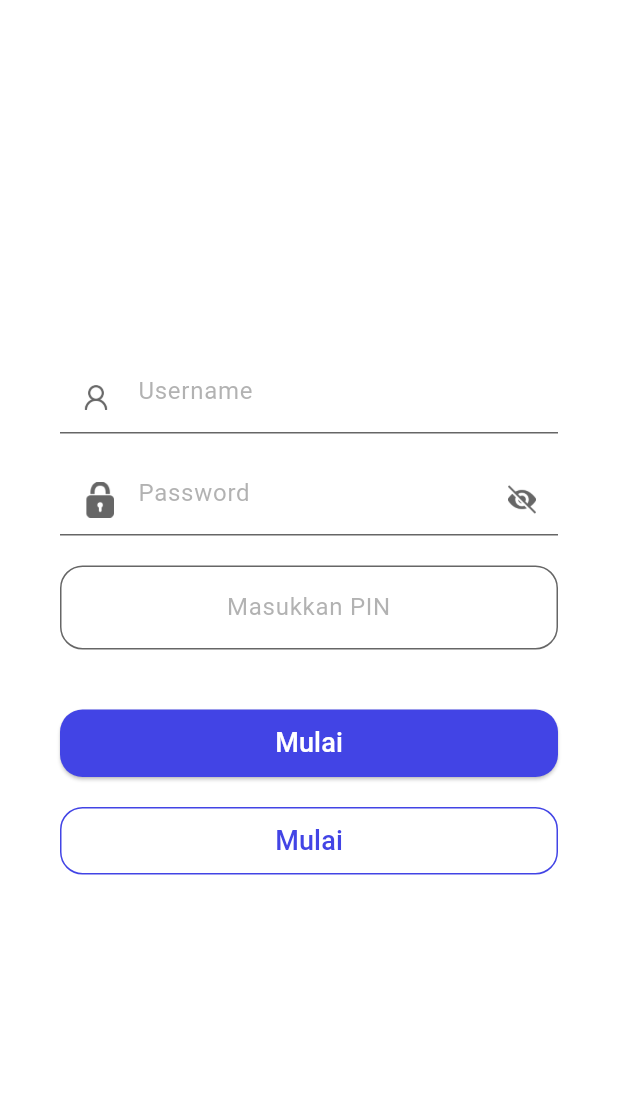
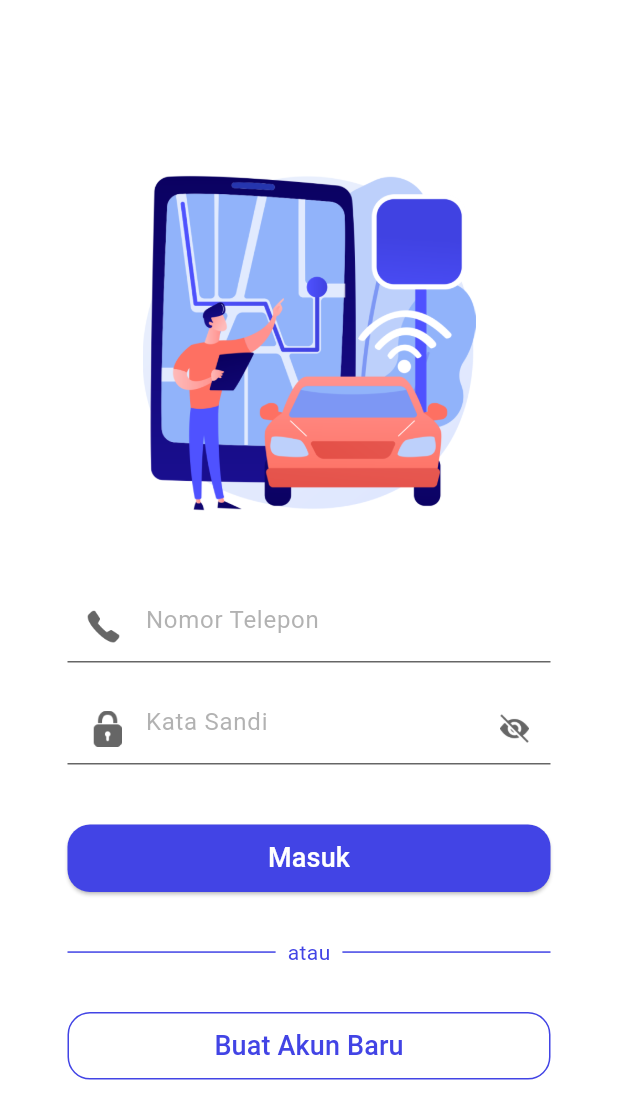
Before and after one commit to fauzan2720/smart-parking, a Flutter app: the screen it shows after launch, after a tap on "Mulai", on a phone screen of 412 x 824 dp. Shown: the top 1119 px of the screen. Run offline on Flutter 3.47's test engine with Material 2 defaults, Android fonts, the light colour scheme and no system bars; our stand-ins replace get_it.

Commit message:
complete progress slicing ui

```diff
--- /dev/null
+++ b/lib/features/auth/presentation/pages/login_page.dart
@@ -0,0 +1,97 @@
+import 'package:flutter/material.dart';
+import 'package:smart_parking/core.dart';
+import 'package:smart_parking/features/auth/presentation/pages/register_page.dart';
+import 'package:smart_parking/features/auth/presentation/widgets/divider_text.dart';
+
+class LoginPage extends StatefulWidget {
+  const LoginPage({super.key});
+
+  @override
+  State<LoginPage> createState() => _LoginPageState();
+}
+
+class _LoginPageState extends State<LoginPage> {
+  GlobalKey<FormState> formKey = GlobalKey<FormState>();
+  final TextEditingController phoneController = TextEditingController();
+  final TextEditingController passwordController = TextEditingController();
+
+  @override
+  void dispose() {
+    phoneController.clear();
+    passwordController.clear();
+    super.dispose();
+  }
+
+  @override
+  Widget build(BuildContext context) {
+    return Scaffold(
+      body: SingleChildScrollView(
+        child: Padding(
+          padding: const EdgeInsets.symmetric(
+              horizontal: AppSizes.secondary, vertical: 50.0),
+          child: Form(
+            key: formKey,
+            child: Column(
+              children: [
+                50.0.height,
+                Padding(
+                  padding: const EdgeInsets.symmetric(horizontal: 50.0),
+                  child: Image.asset(AppImages.logo),
+                ),
+                40.0.height,
+                SmartFormInput(
+                  controller: phoneController,
+                  hint: "Nomor Telepon",
+                  icon: AppIcons.phone,
+                  keyboardType: TextInputType.phone,
+                  validator: (value) {
+                    if (value!.isEmpty) {
+                      return "Nomor telepon masih kosong";
+                    } else if (value.isValidPhoneNumber()) {
+                      return "Nomor Telepon tidak valid";
+                    } else {
+                      return null;
+                    }
+                  },
+                ),
+                20.0.height,
+                SmartFormInput(
+                  controller: passwordController,
+                  hint: "Kata Sandi",
+                  icon: AppIcons.password,
+                  isPassword: true,
+                  validator: (value) {
+                    if (value!.isEmpty) {
+                      return "Kata sandi masih kosong";
+                    } else if (value.length < 6) {
+                      return "Kata sandi terdiri dari minimal 6 karakter";
+                    } else {
+                      return null;
+                    }
+                  },
+                ),
+                40.0.height,
+                SmartFormButton(
+                  text: "Masuk",
+                  onPressed: () {
+                    if (formKey.currentState!.validate()) {
+                      "Yeay! Login berhasil".succeedBar(context);
+                    }
+                  },
+                ),
+                30.0.height,
+                const DividerText(text: "atau"),
+                30.0.height,
+                SmartFormOutlinedButton(
+                  text: "Buat Akun Baru",
+                  onPressed: () => context.push(const RegisterPage()),
+                ),
+                50.0.height,
+              ],
+            ),
+          ),
+        ),
+      ),
+    );
+  }
+}
--- /dev/null
+++ b/lib/features/auth/presentation/pages/splash_page.dart
@@ -0,0 +1,38 @@
+import 'package:flutter/material.dart';
+import 'package:smart_parking/core.dart';
+import 'package:smart_parking/features/auth/presentation/pages/login_page.dart';
+
+class SplashPage extends StatelessWidget {
+  const SplashPage({super.key});
+
+  @override
+  Widget build(BuildContext context) {
+    return Scaffold(
+      backgroundColor: AppColors.background,
+      body: Padding(
+        padding: const EdgeInsets.symmetric(
+            horizontal: AppSizes.primary, vertical: 50.0),
+        child: Column(
+          children: [
+            Image.asset(AppImages.splash),
+            28.0.height,
+            const Text(
+              "Solusi Parkir Tanpa Kontak\nFisik Dengan Petugas",
+              style: TextStyle(
+                fontSize: 22.0,
+                fontWeight: FW.medium,
+                color: AppColors.primary,
+              ),
+              textAlign: TextAlign.center,
+            ),
+            const Spacer(),
+            SmartFormOutlinedButton(
+              text: "Mulai",
+              onPressed: () => context.pushReplacement(const LoginPage()),
+            ),
+          ],
+        ),
+      ),
+    );
+  }
+}
--- /dev/null
+++ b/lib/features/auth/presentation/widgets/divider_text.dart
@@ -0,0 +1,44 @@
+import 'package:flutter/material.dart';
+import 'package:smart_parking/core.dart';
+
+class DividerText extends StatelessWidget {
+  final String text;
+  final double thickness;
+  final Color color;
+
+  const DividerText({
+    super.key,
+    required this.text,
+    this.thickness = 1,
+    this.color = AppColors.primary,
+  });
+
+  @override
+  Widget build(BuildContext context) {
+    return Row(
+      children: [
+        Expanded(
+          child: Divider(
+            thickness: thickness,
+            color: color,
+          ),
+        ),
+        Padding(
+          padding: const EdgeInsets.symmetric(horizontal: 8.0),
+          child: Text(
+            text,
+            style: TextStyle(
+              color: color,
+            ),
+          ),
+        ),
+        Expanded(
+          child: Divider(
+            thickness: thickness,
+            color: color,
+          ),
+        ),
+      ],
+    );
+  }
+}
--- a/lib/main.dart
+++ b/lib/main.dart
@@ -1,6 +1,6 @@
 import 'package:flutter/material.dart';
 import 'package:smart_parking/core.dart';
-import 'package:smart_parking/core/widgets/documentation.dart';
+import 'package:smart_parking/features/auth/presentation/pages/splash_page.dart';
 
 void main() {
   runApp(const MyApp());
@@ -12,6 +12,7 @@ class MyApp extends StatelessWidget {
   @override
   Widget build(BuildContext context) {
     return MaterialApp(
+      debugShowCheckedModeBanner: false,
       title: 'Flutter Demo',
       theme: ThemeData(
         useMaterial3: true,
@@ -23,7 +24,7 @@ class MyApp extends StatelessWidget {
               primary: AppColors.primary,
             ),
       ),
-      home: const WidgetsDocumentation(),
+      home: const SplashPage(),
     );
   }
 }
--- a/pubspec.yaml
+++ b/pubspec.yaml
@@ -13,6 +13,8 @@ dependencies:
   cupertino_icons: ^1.0.2
   get_it: ^7.4.1
   intl: ^0.18.1
+  flutter_bloc: ^8.1.2
+  equatable: ^2.0.5
 
 dev_dependencies:
   flutter_test:
```
Also changed, not shown: lib/features/auth/presentation/pages/register_page.dart (added, +173 -0 lines), pubspec.lock.
